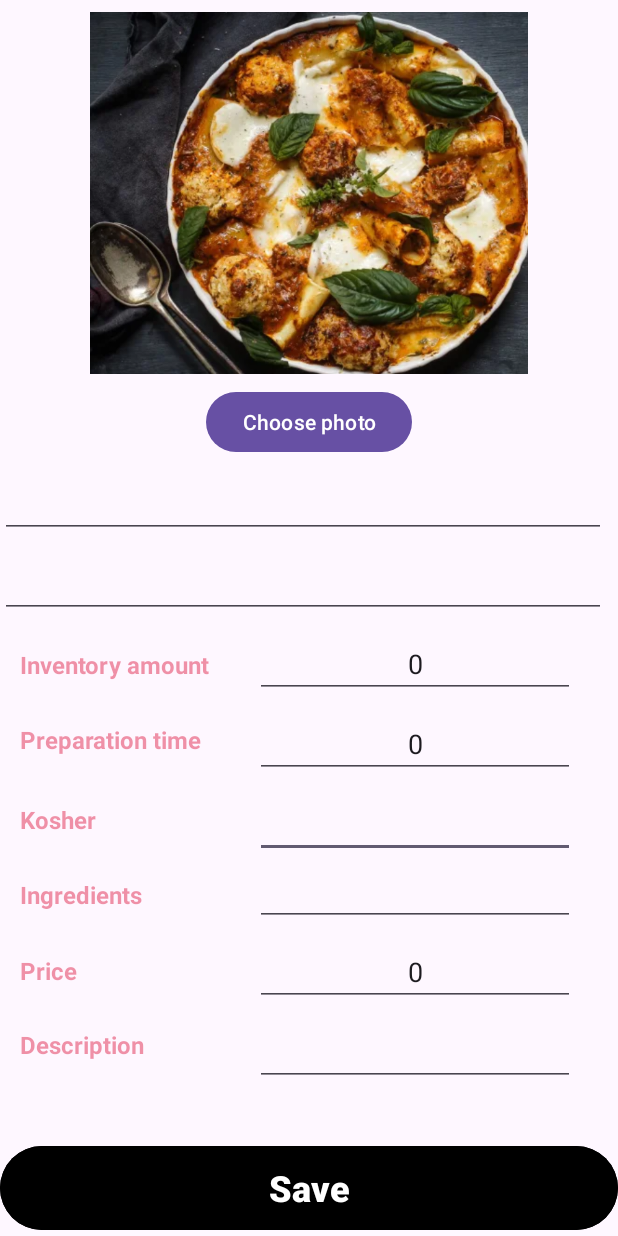
After one commit to OkaviDaniel/TheLocalPlates, an Android app: the EditProductActivity screen opened directly, with no data from a screen before it, on a phone screen of 412 x 824 dp. The commit adds this screen. Run offline under Robolectric (Android 15) with nearby library versions, the phone set to English and light mode, and no system bars; our stand-ins replace Firebase (no records; nobody signed in at launch, a user with empty details on screens opened directly), Picasso.

Commit message:
EditProductActivity getting info from the database

```diff
--- a/app/src/main/AndroidManifest.xml
+++ b/app/src/main/AndroidManifest.xml
@@ -15,6 +15,9 @@
         android:supportsRtl="true"
         android:theme="@style/Theme.TheLocalPlates8"
         tools:targetApi="31">
+        <activity
+            android:name=".activity.EditProductActivity"
+            android:exported="false" />
         <activity
             android:name=".activity.BusinessDetailsActivity"
             android:exported="false" />
--- a/app/src/main/java/com/example/thelocalplates8/Models/ProductModel.java
+++ b/app/src/main/java/com/example/thelocalplates8/Models/ProductModel.java
@@ -16,6 +16,8 @@ public class ProductModel {
     private String productId;
 
     private String imageUri;
+
+    private String description;
 
     public String getImageUri() {
         return imageUri;
@@ -124,4 +126,12 @@ public class ProductModel {
     public ProductModel(){
 
     }
+
+    public String getDescription() {
+        return description;
+    }
+
+    public void setDescription(String description) {
+        this.description = description;
+    }
 }
--- /dev/null
+++ b/app/src/main/java/com/example/thelocalplates8/activity/EditProductActivity.java
@@ -0,0 +1,79 @@
+package com.example.thelocalplates8.activity;
+
+import androidx.appcompat.app.AppCompatActivity;
+
+import android.os.Bundle;
+import android.widget.Button;
+import android.widget.EditText;
+import android.widget.ImageView;
+
+import com.example.thelocalplates8.Controllers.ProductController;
+import com.example.thelocalplates8.Models.ProductModel;
+import com.example.thelocalplates8.R;
+import com.squareup.picasso.Picasso;
+
+public class EditProductActivity extends AppCompatActivity {
+
+    private ImageView image;
+    private Button chooseImageBtn;
+    private EditText title;
+    private EditText culture;
+    private EditText inventoryAmount;
+    private EditText preparationTime;
+    private EditText kosher;
+    private EditText ingredients;
+    private EditText price;
+    private EditText description;
+
+
+    @Override
+    protected void onCreate(Bundle savedInstanceState) {
+        super.onCreate(savedInstanceState);
+        setContentView(R.layout.activity_edit_product);
+
+        ProductController productController = new ProductController();
+
+        Bundle resultIntent = getIntent().getExtras();
+        String productId = "";
+        if(resultIntent != null)
+        {
+            productId = resultIntent.getString("prod");
+        }
+
+        initializeViews();
+        showProductInfo(productId, productController);
+
+
+    }
+
+    private void showProductInfo(String productId, ProductController productController) {
+        productController.getProduct(productId, new ProductController.GetProduct() {
+            @Override
+            public void onGetProduct(ProductModel productModel) {
+                title.setText(productModel.getTitle());
+                culture.setText(productModel.getCulture());
+                inventoryAmount.setText(String.valueOf(productModel.getInventoryAmount()));
+                preparationTime.setText(productModel.getPreparationTime());
+                kosher.setText(productModel.getKosher());
+                ingredients.setText(productModel.getIngredients());
+                price.setText(String.valueOf(productModel.getPrice()));
+                description.setText(productModel.getDescription());
+                Picasso.get().load(productModel.getImageUri()).into(image);
+            }
+        });
+    }
+
+    private void initializeViews() {
+        image = (ImageView) findViewById(R.id.imageViewEditProd);
+        chooseImageBtn = (Button) findViewById(R.id.buttonChooseImage);
+        title = (EditText) findViewById(R.id.editTextProdTitle);
+        culture = (EditText) findViewById(R.id.editTextProdCulture);
+        inventoryAmount = (EditText) findViewById(R.id.editTextInventoryAmount);
+        preparationTime = (EditText) findViewById(R.id.editTextPreparationTime2);
+        kosher = (EditText) findViewById(R.id.editTextProdKosher);
+        ingredients = (EditText) findViewById(R.id.editTextProdIngredients);
+        price = (EditText) findViewById(R.id.editTextProdPrice);
+        description = (EditText) findViewById(R.id.editTextProdDescription);
+    }
+
+}
--- a/app/src/main/java/com/example/thelocalplates8/adapters/ProductBusinessAdapter.java
+++ b/app/src/main/java/com/example/thelocalplates8/adapters/ProductBusinessAdapter.java
@@ -1,6 +1,9 @@
 package com.example.thelocalplates8.adapters;
 
+import static androidx.core.content.ContextCompat.startActivity;
+
 import android.content.Context;
+import android.content.Intent;
 import android.view.LayoutInflater;
 import android.view.View;
 import android.view.ViewGroup;
@@ -13,6 +16,8 @@ import androidx.recyclerview.widget.RecyclerView;
 
 import com.example.thelocalplates8.Models.ProductModel;
 import com.example.thelocalplates8.R;
+import com.example.thelocalplates8.activity.EditProductActivity;
+import com.example.thelocalplates8.activity.LoginActivity;
 import com.squareup.picasso.Picasso;
 
 import java.util.ArrayList;
@@ -46,6 +51,9 @@ public class ProductBusinessAdapter extends RecyclerView.Adapter<ProductBusiness
         holder.edit.setOnClickListener(new View.OnClickListener() {
             @Override
             public void onClick(View v) {
+                Intent intent = new Intent(context, EditProductActivity.class);
+                intent.putExtra("prod", currentProduct.getProductId());
+                context.startActivity(intent);
 
             }
         });
--- a/app/src/main/res/layout/activity_business.xml
+++ b/app/src/main/res/layout/activity_business.xml
@@ -33,9 +33,10 @@
         app:icon="@drawable/settingkey"
         app:layout_constraintBottom_toBottomOf="parent"
         app:layout_constraintEnd_toEndOf="parent"
+        app:layout_constraintHorizontal_bias="1.0"
         app:layout_constraintStart_toStartOf="parent"
         app:layout_constraintTop_toTopOf="parent"
-        app:layout_constraintVertical_bias="0.843" />
+        app:layout_constraintVertical_bias="0.201" />
 
     <com.google.android.material.imageview.ShapeableImageView
         android:id="@+id/BusinessImageView"
@@ -170,12 +171,11 @@
     <androidx.recyclerview.widget.RecyclerView
         android:id="@+id/recyclerview_products"
         android:layout_width="0dp"
-        android:layout_height="0dp"
+        android:layout_height="392dp"
         android:layout_marginStart="8dp"
         android:layout_marginTop="8dp"
         android:layout_marginEnd="8dp"
-        android:layout_marginBottom="16dp"
-        app:layout_constraintBottom_toTopOf="@+id/AddProductButton"
+        app:layout_constraintBottom_toBottomOf="parent"
         app:layout_constraintEnd_toEndOf="parent"
         app:layout_constraintHorizontal_bias="0.0"
         app:layout_constraintStart_toStartOf="parent"
--- /dev/null
+++ b/app/src/main/res/layout/activity_edit_product.xml
@@ -0,0 +1,257 @@
+<?xml version="1.0" encoding="utf-8"?>
+<androidx.constraintlayout.widget.ConstraintLayout xmlns:android="http://schemas.android.com/apk/res/android"
+    xmlns:app="http://schemas.android.com/apk/res-auto"
+    xmlns:tools="http://schemas.android.com/tools"
+    android:layout_width="match_parent"
+    android:layout_height="match_parent"
+    tools:context=".activity.EditProductActivity">
+
+    <ScrollView
+        android:id="@+id/scrollView2"
+        android:layout_width="match_parent"
+        android:layout_height="match_parent"
+        android:layout_marginBottom="64dp"
+        app:layout_constraintBottom_toBottomOf="parent"
+        app:layout_constraintEnd_toEndOf="parent"
+        app:layout_constraintStart_toStartOf="parent"
+        app:layout_constraintTop_toTopOf="parent">
+
+        <LinearLayout
+            android:layout_width="match_parent"
+            android:layout_height="wrap_content"
+            android:orientation="vertical">
+
+            <androidx.constraintlayout.widget.ConstraintLayout
+                android:layout_width="match_parent"
+                android:layout_height="match_parent">
+
+                <ImageView
+                    android:id="@+id/imageViewEditProd"
+                    android:layout_width="292dp"
+                    android:layout_height="241dp"
+                    android:layout_marginTop="8dp"
+                    android:scaleType="centerCrop"
+                    app:layout_constraintEnd_toEndOf="parent"
+                    app:layout_constraintStart_toStartOf="parent"
+                    app:layout_constraintTop_toTopOf="parent"
+                    app:srcCompat="@drawable/food_main_menu" />
+
+                <Button
+                    android:id="@+id/buttonChooseImage"
+                    android:layout_width="wrap_content"
+                    android:layout_height="wrap_content"
+                    android:layout_marginTop="8dp"
+                    android:text="Choose photo"
+                    app:layout_constraintEnd_toEndOf="@+id/imageViewEditProd"
+                    app:layout_constraintStart_toStartOf="@+id/imageViewEditProd"
+                    app:layout_constraintTop_toBottomOf="@+id/imageViewEditProd" />
+            </androidx.constraintlayout.widget.ConstraintLayout>
+
+            <androidx.constraintlayout.widget.ConstraintLayout
+                android:layout_width="match_parent"
+                android:layout_height="match_parent">
+
+                <EditText
+                    android:id="@+id/editTextProdTitle"
+                    android:layout_width="0dp"
+                    android:layout_height="wrap_content"
+                    android:layout_marginTop="8dp"
+                    android:layout_marginEnd="8dp"
+                    android:ems="10"
+                    android:inputType="text"
+                    android:textAlignment="center"
+                    app:layout_constraintEnd_toEndOf="parent"
+                    app:layout_constraintStart_toStartOf="parent"
+                    app:layout_constraintTop_toTopOf="parent"
+                    tools:ignore="TouchTargetSizeCheck" />
+
+                <EditText
+                    android:id="@+id/editTextProdCulture"
+                    android:layout_width="0dp"
+                    android:layout_height="wrap_content"
+                    android:layout_marginTop="8dp"
+                    android:ems="10"
+                    android:inputType="text"
+                    android:textAlignment="center"
+                    app:layout_constraintEnd_toEndOf="@+id/editTextProdTitle"
+                    app:layout_constraintStart_toStartOf="@+id/editTextProdTitle"
+                    app:layout_constraintTop_toBottomOf="@+id/editTextProdTitle" />
+
+                <TextView
+                    android:id="@+id/textView2"
+                    android:layout_width="wrap_content"
+                    android:layout_height="wrap_content"
+                    android:layout_marginStart="8dp"
+                    android:text="Inventory amount"
+                    android:textColor="#74DF143D"
+                    android:textSize="16dp"
+                    android:textStyle="bold"
+                    app:layout_constraintBottom_toBottomOf="@+id/editTextInventoryAmount"
+                    app:layout_constraintEnd_toStartOf="@+id/editTextInventoryAmount"
+                    app:layout_constraintHorizontal_bias="0.15"
+                    app:layout_constraintStart_toStartOf="@+id/editTextProdCulture"
+                    app:layout_constraintTop_toTopOf="@+id/editTextInventoryAmount" />
+
+                <EditText
+                    android:id="@+id/editTextInventoryAmount"
+                    android:layout_width="wrap_content"
+                    android:layout_height="wrap_content"
+                    android:layout_marginTop="8dp"
+                    android:ems="10"
+                    android:inputType="numberSigned"
+                    android:text="0"
+                    android:textAlignment="center"
+                    app:layout_constraintEnd_toEndOf="@+id/editTextProdCulture"
+                    app:layout_constraintHorizontal_bias="0.89"
+                    app:layout_constraintStart_toStartOf="parent"
+                    app:layout_constraintTop_toBottomOf="@+id/editTextProdCulture" />
+
+                <TextView
+                    android:id="@+id/textView9"
+                    android:layout_width="wrap_content"
+                    android:layout_height="wrap_content"
+                    android:text="Preparation time"
+                    android:textColor="#74DF143D"
+                    android:textSize="16dp"
+                    android:textStyle="bold"
+                    app:layout_constraintBottom_toBottomOf="@+id/editTextPreparationTime2"
+                    app:layout_constraintEnd_toStartOf="@+id/editTextPreparationTime2"
+                    app:layout_constraintHorizontal_bias="0.0"
+                    app:layout_constraintStart_toStartOf="@+id/textView2"
+                    app:layout_constraintTop_toTopOf="@+id/editTextPreparationTime2"
+                    app:layout_constraintVertical_bias="0.375" />
+
+                <EditText
+                    android:id="@+id/editTextPreparationTime2"
+                    android:layout_width="wrap_content"
+                    android:layout_height="wrap_content"
+                    android:layout_marginTop="8dp"
+                    android:ems="10"
+                    android:inputType="time"
+                    android:text="0"
+                    android:textAlignment="center"
+                    app:layout_constraintEnd_toEndOf="@+id/editTextInventoryAmount"
+                    app:layout_constraintStart_toStartOf="@+id/editTextInventoryAmount"
+                    app:layout_constraintTop_toBottomOf="@+id/editTextInventoryAmount" />
+
+                <TextView
+                    android:id="@+id/textView13"
+                    android:layout_width="wrap_content"
+                    android:layout_height="wrap_content"
+                    android:text="Kosher"
+                    android:textColor="#74DF143D"
+                    android:textSize="16dp"
+                    android:textStyle="bold"
+                    app:layout_constraintBottom_toBottomOf="@+id/editTextProdKosher"
+                    app:layout_constraintEnd_toStartOf="@+id/editTextProdKosher"
+                    app:layout_constraintHorizontal_bias="0.0"
+                    app:layout_constraintStart_toStartOf="@+id/textView9"
+                    app:layout_constraintTop_toTopOf="@+id/editTextProdKosher"
+                    app:layout_constraintVertical_bias="0.375" />
+
+                <EditText
+                    android:id="@+id/editTextProdKosher"
+                    android:layout_width="wrap_content"
+                    android:layout_height="wrap_content"
+                    android:layout_marginTop="8dp"
+                    android:ems="10"
+                    android:inputType="text"
+                    app:layout_constraintEnd_toEndOf="@+id/editTextPreparationTime2"
+                    app:layout_constraintStart_toStartOf="@+id/editTextPreparationTime2"
+                    app:layout_constraintTop_toBottomOf="@+id/editTextPreparationTime2" />
+
+                <TextView
+                    android:id="@+id/textView19"
+                    android:layout_width="wrap_content"
+                    android:layout_height="wrap_content"
+                    android:text="Ingredients"
+                    android:textColor="#74DF143D"
+                    android:textSize="16dp"
+                    android:textStyle="bold"
+                    app:layout_constraintBottom_toBottomOf="@+id/editTextProdIngredients"
+                    app:layout_constraintEnd_toStartOf="@+id/editTextProdIngredients"
+                    app:layout_constraintHorizontal_bias="0.0"
+                    app:layout_constraintStart_toStartOf="@+id/textView13"
+                    app:layout_constraintTop_toBottomOf="@+id/editTextProdKosher"
+                    app:layout_constraintVertical_bias="0.583" />
+
+                <EditText
+                    android:id="@+id/editTextProdIngredients"
+                    android:layout_width="wrap_content"
+                    android:layout_height="wrap_content"
+                    android:ems="10"
+                    android:inputType="text"
+                    app:layout_constraintStart_toStartOf="@+id/editTextProdKosher"
+                    app:layout_constraintTop_toBottomOf="@+id/editTextProdKosher" />
+
+                <TextView
+                    android:id="@+id/textView20"
+                    android:layout_width="wrap_content"
+                    android:layout_height="wrap_content"
+                    android:text="Price"
+                    android:textColor="#74DF143D"
+                    android:textSize="16dp"
+                    android:textStyle="bold"
+                    app:layout_constraintBottom_toBottomOf="@+id/editTextProdPrice"
+                    app:layout_constraintEnd_toStartOf="@+id/editTextProdPrice"
+                    app:layout_constraintHorizontal_bias="0.0"
+                    app:layout_constraintStart_toStartOf="@+id/textView19"
+                    app:layout_constraintTop_toBottomOf="@+id/textView19"
+                    app:layout_constraintVertical_bias="0.687" />
+
+                <EditText
+                    android:id="@+id/editTextProdPrice"
+                    android:layout_width="wrap_content"
+                    android:layout_height="wrap_content"
+                    android:layout_marginTop="8dp"
+                    android:ems="10"
+                    android:gravity="center_horizontal"
+                    android:inputType="numberSigned"
+                    android:text="0"
+                    app:layout_constraintEnd_toEndOf="@+id/editTextProdIngredients"
+                    app:layout_constraintStart_toStartOf="@+id/editTextProdIngredients"
+                    app:layout_constraintTop_toBottomOf="@+id/editTextProdIngredients" />
+
+                <TextView
+                    android:id="@+id/textView21"
+                    android:layout_width="wrap_content"
+                    android:layout_height="wrap_content"
+                    android:text="Description"
+                    android:textColor="#74DF143D"
+                    android:textStyle="bold"
+                    android:textSize="16dp"
+                    app:layout_constraintBottom_toBottomOf="@+id/editTextProdDescription"
+                    app:layout_constraintEnd_toStartOf="@+id/editTextProdDescription"
+                    app:layout_constraintHorizontal_bias="0.0"
+                    app:layout_constraintStart_toStartOf="@+id/textView20"
+                    app:layout_constraintTop_toBottomOf="@+id/textView20"
+                    app:layout_constraintVertical_bias="0.619" />
+
+                <EditText
+                    android:id="@+id/editTextProdDescription"
+                    android:layout_width="wrap_content"
+                    android:layout_height="wrap_content"
+                    android:layout_marginTop="8dp"
+                    android:ems="10"
+                    android:inputType="text"
+                    app:layout_constraintEnd_toEndOf="@+id/editTextProdPrice"
+                    app:layout_constraintTop_toBottomOf="@+id/editTextProdPrice" />
+            </androidx.constraintlayout.widget.ConstraintLayout>
+
+        </LinearLayout>
+    </ScrollView>
+
+    <Button
+        android:id="@+id/button"
+        android:layout_width="0dp"
+        android:layout_height="0dp"
+        android:backgroundTint="@color/black"
+        android:text="Save"
+        android:textSize="24sp"
+        android:textStyle="bold"
+        app:iconTint="#FFFFFF"
+        app:layout_constraintBottom_toBottomOf="parent"
+        app:layout_constraintEnd_toEndOf="parent"
+        app:layout_constraintStart_toStartOf="parent"
+        app:layout_constraintTop_toBottomOf="@+id/scrollView2" />
+</androidx.constraintlayout.widget.ConstraintLayout>
--- a/app/src/main/res/layout/product_details_window.xml
+++ b/app/src/main/res/layout/product_details_window.xml
@@ -10,6 +10,7 @@
         android:id="@+id/imageViewProductDetails"
         android:layout_width="155dp"
         android:layout_height="155dp"
+        android:scaleType="centerCrop"
         app:layout_constraintBottom_toBottomOf="parent"
         app:layout_constraintEnd_toEndOf="parent"
         app:layout_constraintHorizontal_bias="0.0"
@@ -34,6 +35,7 @@
         android:id="@+id/textViewTitleP"
         android:layout_width="0dp"
         android:layout_height="wrap_content"
+        android:gravity="center_horizontal"
         app:layout_constraintEnd_toEndOf="parent"
         app:layout_constraintStart_toEndOf="@+id/imageViewProductDetails"
         app:layout_constraintTop_toBottomOf="@+id/textViewTitleProductDetails" />
@@ -54,6 +56,7 @@
         android:id="@+id/textViewCultureP"
         android:layout_width="0dp"
         android:layout_height="wrap_content"
+        android:gravity="center_horizontal"
         app:layout_constraintEnd_toEndOf="parent"
         app:layout_constraintStart_toEndOf="@+id/imageViewProductDetails"
         app:layout_constraintTop_toBottomOf="@+id/textViewCultureProductDetails" />
@@ -74,6 +77,7 @@
         android:id="@+id/textViewPriceP"
         android:layout_width="0dp"
         android:layout_height="wrap_content"
+        android:gravity="center_horizontal"
         app:layout_constraintEnd_toEndOf="parent"
         app:layout_constraintStart_toEndOf="@+id/imageViewProductDetails"
         app:layout_constraintTop_toBottomOf="@+id/textViewPriceProductDetails" />
@@ -94,6 +98,7 @@
         android:id="@+id/textViewKosherP"
         android:layout_width="0dp"
         android:layout_height="wrap_content"
+        android:gravity="center_horizontal"
         app:layout_constraintEnd_toEndOf="parent"
         app:layout_constraintStart_toEndOf="@+id/imageViewProductDetails"
         app:layout_constraintTop_toBottomOf="@+id/textViewKosherProductDetails" />
@@ -144,6 +149,7 @@
         android:id="@+id/textViewAvailableP"
         android:layout_width="0dp"
         android:layout_height="wrap_content"
+        android:gravity="center_horizontal"
         app:layout_constraintEnd_toStartOf="@+id/divider11"
         app:layout_constraintStart_toStartOf="parent"
         app:layout_constraintTop_toBottomOf="@+id/textViewAvailableProductDetails" />
@@ -164,6 +170,7 @@
         android:id="@+id/textViewInventoryAmountP"
         android:layout_width="0dp"
         android:layout_height="wrap_content"
+        android:gravity="center_horizontal"
         app:layout_constraintEnd_toStartOf="@+id/divider11"
         app:layout_constraintStart_toStartOf="parent"
         app:layout_constraintTop_toBottomOf="@+id/textViewInventoryAmount" />
@@ -184,6 +191,7 @@
         android:id="@+id/textViewRatingP"
         android:layout_width="0dp"
         android:layout_height="wrap_content"
+        android:gravity="center_horizontal"
         app:layout_constraintEnd_toEndOf="@+id/textViewRatingProduct"
         app:layout_constraintStart_toStartOf="parent"
         app:layout_constraintTop_toBottomOf="@+id/textViewRatingProduct" />
@@ -204,6 +212,7 @@
         android:id="@+id/textViewPreparationP"
         android:layout_width="0dp"
         android:layout_height="0dp"
+        android:gravity="center_horizontal"
         app:layout_constraintBottom_toBottomOf="@+id/divider11"
         app:layout_constraintEnd_toEndOf="@+id/textViewRatingProduct"
         app:layout_constraintStart_toStartOf="parent"
--- a/app/src/main/res/layout/recycleitem_product.xml
+++ b/app/src/main/res/layout/recycleitem_product.xml
@@ -23,9 +23,9 @@
 
     <TextView
         android:id="@+id/textview_productTitle"
-        android:layout_width="179dp"
+        android:layout_width="0dp"
         android:layout_height="wrap_content"
-        android:layout_marginStart="8dp"
+        android:layout_marginStart="16dp"
         android:layout_marginTop="8dp"
         android:text="@string/mekoshkeshet"
         android:textSize="16sp"
@@ -76,7 +76,7 @@
         android:id="@+id/textViewPrice"
         android:layout_width="179dp"
         android:layout_height="wrap_content"
-        android:layout_marginStart="8dp"
+        android:layout_marginStart="16dp"
         android:text="@string/_80"
         android:textSize="12sp"
         app:layout_constraintBottom_toBottomOf="@+id/imageViewProduct"
```
